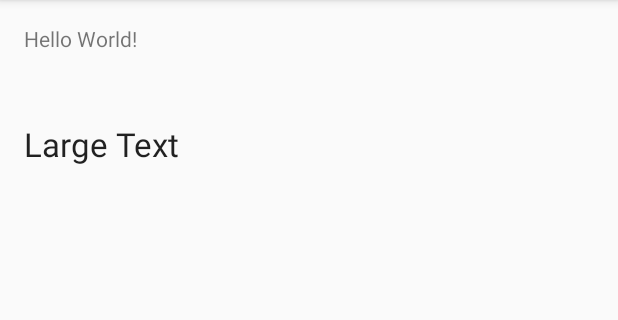
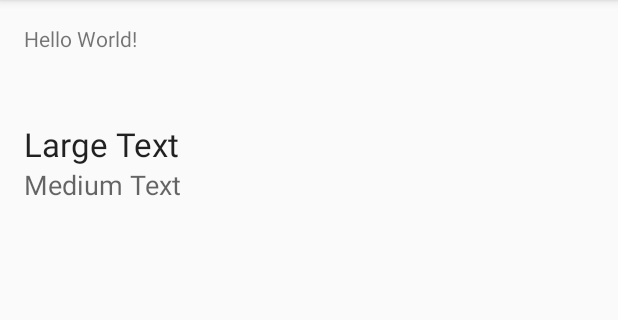
Before and after one commit to harmbakkeralkmaar/My_Application, an Android app: the screen it shows after launch (MainActivity), on a phone screen of 412 x 824 dp, the part 84-404 px from its top. Run offline under Robolectric (Android 15) with nearby library versions, the phone set to English and light mode, and no system bars.

Commit message:
New changelist

```diff
--- a/app/src/main/res/layout/activity_main.xml
+++ b/app/src/main/res/layout/activity_main.xml
@@ -25,4 +25,14 @@
         android:layout_alignParentLeft="true"
         android:layout_alignParentStart="true"
         android:layout_marginTop="46dp" />
+
+    <TextView
+        android:layout_width="wrap_content"
+        android:layout_height="wrap_content"
+        android:textAppearance="?android:attr/textAppearanceMedium"
+        android:text="Medium Text"
+        android:id="@+id/textView3"
+        android:layout_below="@+id/textView"
+        android:layout_alignParentLeft="true"
+        android:layout_alignParentStart="true" />
 </RelativeLayout>
```
